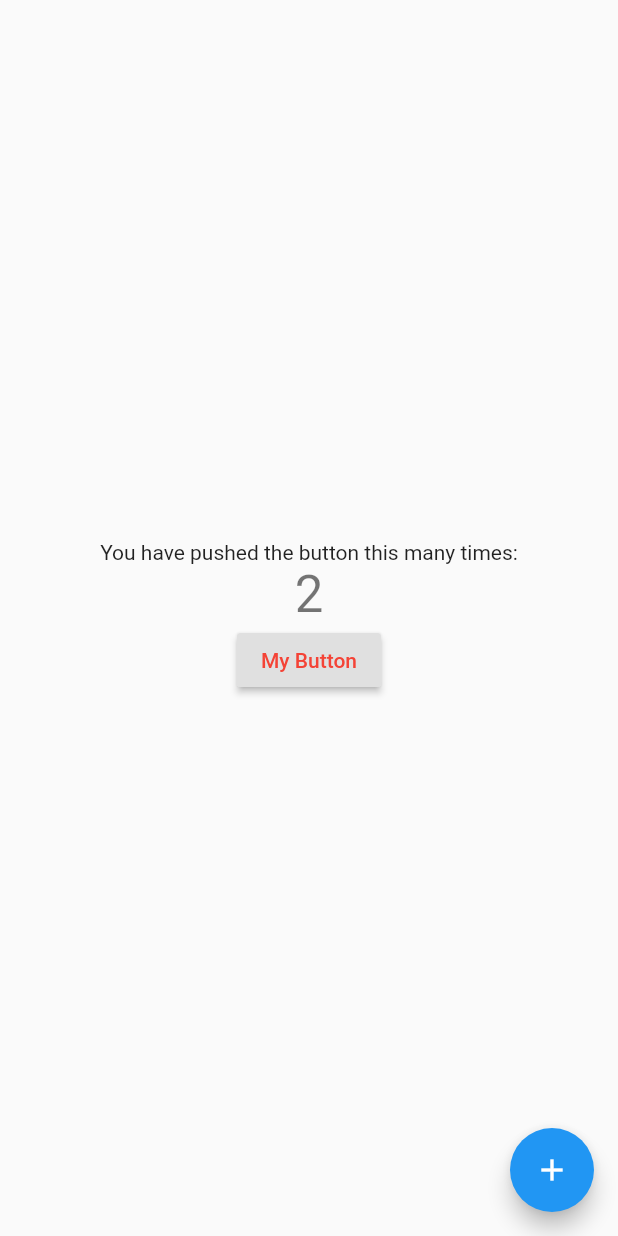
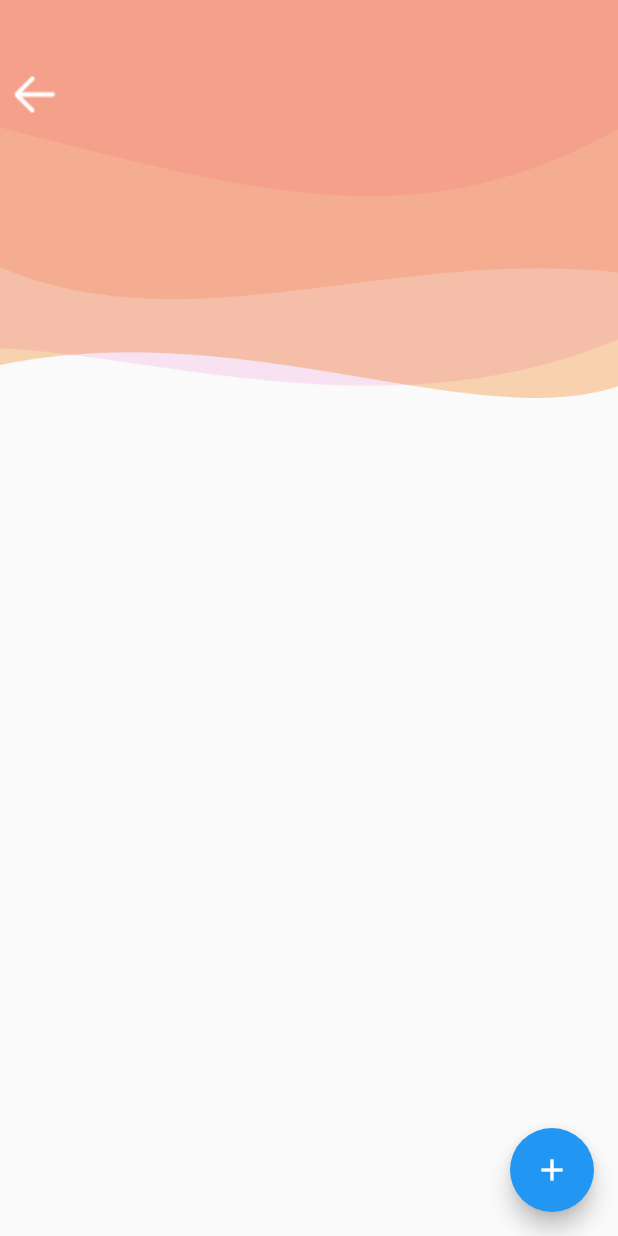
Before and after one commit to technoscope/wombatapp, a Flutter app: the screen it shows after launch, on a phone screen of 412 x 824 dp. Run offline on Flutter 3.47's test engine with Material 2 defaults, Android fonts, the light colour scheme and no system bars.

Commit message:
Changed UI a bit

```diff
--- a/lib/main.dart
+++ b/lib/main.dart
@@ -14,6 +14,7 @@ class MyApp extends StatelessWidget {
       home: MyHomePage(),
     );
   }
+
 }
 
 class MyHomePage extends StatefulWidget {
@@ -35,19 +36,20 @@ class _MyHomePageState extends State<MyHomePage> {
     return Scaffold(
       body: Center(
         child: Column(
-          mainAxisAlignment: MainAxisAlignment.center,
-          children:<Widget>[
-            Text(
-              'You have pushed the button this many times:',
-            ),
-            Text(
-              '$_counter',
-              style: Theme.of(context).textTheme.display1,
-            ),
-            RaisedButton(
-                onPressed: _incrementCounter,
-                textColor: Colors.red,
-                child: Text('My Button')
+          children: <Widget>[
+            Stack(
+              fit: StackFit.loose,
+              children: [
+                Image.asset(
+                  'assets/background_images/background_app_bar_new_user.png',
+                ),
+                Positioned(
+                    top: 40,
+                    left: 0,
+                    child: Image.asset(
+                      'assets/button_images/back_arrow_white.png',
+                    )),
+              ],
             )
           ],
         ),
--- a/pubspec.yaml
+++ b/pubspec.yaml
@@ -31,6 +31,8 @@ dev_dependencies:
 # For information on the generic Dart part of this file, see the
 # following page: https://dart.dev/tools/pub/pubspec
 
+
+
 # The following section is specific to Flutter.
 flutter:
 
@@ -38,6 +40,9 @@ flutter:
   # included with your application, so that you can use the icons in
   # the material Icons class.
   uses-material-design: true
+  assets:
+    - assets/background_images/
+    - assets/button_images/
 
   # To add assets to your application, add an assets section, like this:
   # assets:
```
Also changed, not shown: assets/background_images/background_app_bar_new_user.png (added), assets/button_images/back_arrow_black.png (added), assets/button_images/back_arrow_white.png (added).
